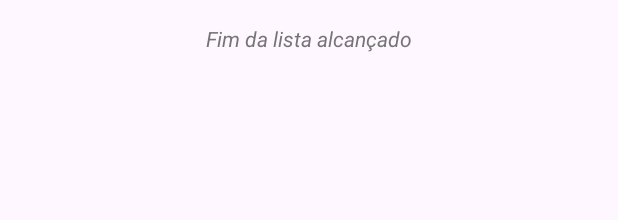
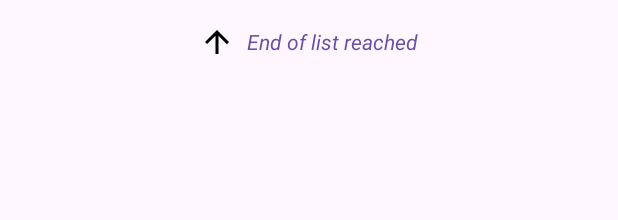
Before and after one commit to erickbogarin/RickAndMorty.Android.App, an Android app: the layout item_end_of_list.xml on its own in the app's theme, with its tools: preview values and no code run, on a phone screen of 412 x 824 dp. Shown: the top 220 px of the screen. Run offline under Robolectric (Android 15) with nearby library versions, the phone set to English and light mode, and no system bars; network calls fail.

Commit message:
feat: add end of item handler

```diff
--- /dev/null
+++ b/app/src/main/java/com/example/rickandmorty/commons/exceptions/ListException.kt
@@ -0,0 +1,3 @@
+package com.example.rickandmorty.commons.exceptions
+
+class EndOfListException : RuntimeException()
--- /dev/null
+++ b/app/src/main/java/com/example/rickandmorty/commons/exceptions/ResourceException.kt
@@ -0,0 +1,3 @@
+package com.example.rickandmorty.commons.exceptions
+
+data class ErrorResponse(val error: String)
--- a/app/src/main/java/com/example/rickandmorty/features/character/presentation/CharacterViewModel.kt
+++ b/app/src/main/java/com/example/rickandmorty/features/character/presentation/CharacterViewModel.kt
@@ -5,11 +5,11 @@ import android.util.Log
 import androidx.lifecycle.LiveData
 import androidx.lifecycle.MutableLiveData
 import com.example.rickandmorty.commons.base_ui.BaseViewModel
+import com.example.rickandmorty.commons.exceptions.EndOfListException
 import com.example.rickandmorty.commons.utils.pagination.PaginationCallback
 import com.example.rickandmorty.commons.utils.pagination.PaginationState
 import com.example.rickandmorty.features.character.data.model.Character
 import com.example.rickandmorty.features.character.domain.GetCharactersUseCase
-import com.example.rickandmorty.features.episodes.data.repository.EndOfListException
 import io.reactivex.android.schedulers.AndroidSchedulers
 import io.reactivex.schedulers.Schedulers
 import javax.inject.Inject
@@ -19,10 +19,7 @@ class CharacterViewModel @Inject constructor(
 ) : BaseViewModel(), PaginationCallback {
 
     val characters = MutableLiveData<List<Character>>()
-
     val paginationState = PaginationState()
-
-    val currentPage: LiveData<Int> get() = paginationState.currentPage
     val isLastPage: LiveData<Boolean> get() = paginationState.isLastPage
     val endOfList: LiveData<Boolean> get() = paginationState.endOfList
 
--- a/app/src/main/java/com/example/rickandmorty/features/episodes/data/repository/EpisodeRepository.kt
+++ b/app/src/main/java/com/example/rickandmorty/features/episodes/data/repository/EpisodeRepository.kt
@@ -1,5 +1,7 @@
 package com.example.rickandmorty.features.episodes.data.repository
 
+import com.example.rickandmorty.commons.exceptions.EndOfListException
+import com.example.rickandmorty.commons.exceptions.ErrorResponse
 import com.example.rickandmorty.features.episodes.data.datasource.EpisodeRemoteDataSource
 import com.example.rickandmorty.features.episodes.data.model.EpisodeModel
 import com.example.rickandmorty.features.episodes.data.model.EpisodesResponse
@@ -11,10 +13,6 @@ import javax.inject.Inject
 interface EpisodeRepository {
     fun getAllEpisodes(page: Int): Single<List<EpisodeModel>>
 }
-
-class EndOfListException : RuntimeException()
-
-data class ErrorResponse(val error: String)
 
 class EpisodeRepositoryImpl @Inject constructor(
     private val remoteDataSource: EpisodeRemoteDataSource
--- /dev/null
+++ b/app/src/main/res/drawable/ic_arrow_upward.xml
@@ -0,0 +1,5 @@
+<vector xmlns:android="http://schemas.android.com/apk/res/android" android:height="24dp" android:tint="#000000" android:viewportHeight="24" android:viewportWidth="24" android:width="24dp">
+
+    <path android:fillColor="@android:color/white" android:pathData="M4,12l1.41,1.41L11,7.83V20h2V7.83l5.58,5.59L20,12l-8,-8 -8,8z"/>
+
+</vector>
--- a/app/src/main/res/layout/item_end_of_list.xml
+++ b/app/src/main/res/layout/item_end_of_list.xml
@@ -1,17 +1,26 @@
-<?xml version="1.0" encoding="utf-8"?>
 <LinearLayout xmlns:android="http://schemas.android.com/apk/res/android"
+    android:id="@+id/endOfListContainer"
     android:layout_width="match_parent"
     android:layout_height="wrap_content"
     android:gravity="center"
     android:orientation="horizontal"
-    android:padding="16dp">
+    android:padding="16dp"
+    android:clickable="true"
+    android:focusable="true">
+
+    <ImageView
+        android:layout_width="wrap_content"
+        android:layout_height="wrap_content"
+        android:src="@drawable/ic_arrow_upward"
+        android:contentDescription="@string/back_to_top" />
 
     <TextView
         android:id="@+id/textEndOfList"
         android:layout_width="wrap_content"
         android:layout_height="wrap_content"
-        android:text="Fim da lista alcançado"
         android:textSize="14sp"
         android:textStyle="italic"
-        android:textColor="#757575" />
+        android:textColor="?attr/colorPrimary"
+        android:text="@string/end_of_list_reached"
+        android:layout_marginStart="8dp" />
 </LinearLayout>
--- a/app/src/main/res/values/strings.xml
+++ b/app/src/main/res/values/strings.xml
@@ -2,4 +2,6 @@
     <string name="app_name">rickandmorty</string>
     <!-- TODO: Remove or change this placeholder text -->
     <string name="hello_blank_fragment">Hello empty fragment</string>
+    <string name="end_of_list_reached">End of list reached</string>
+    <string name="back_to_top">Back to top</string>
 </resources>
```
Also changed, not shown: app/src/main/java/com/example/rickandmorty/features/character/data/CharacterRepository.kt (+12 -4 lines), app/src/main/java/com/example/rickandmorty/features/character/presentation/CharacterAdapter.kt (+23 -0 lines), app/src/main/java/com/example/rickandmorty/features/character/presentation/CharacterFragment.kt (+8 -2 lines), app/src/main/java/com/example/rickandmorty/features/episodes/presentation/EpisodeAdapter.kt (+37 -6 lines), app/src/main/java/com/example/rickandmorty/features/episodes/presentation/EpisodeFragment.kt (+6 -2 lines), app/src/main/java/com/example/rickandmorty/features/episodes/presentation/EpisodeViewModel.kt (+1 -7 lines).
